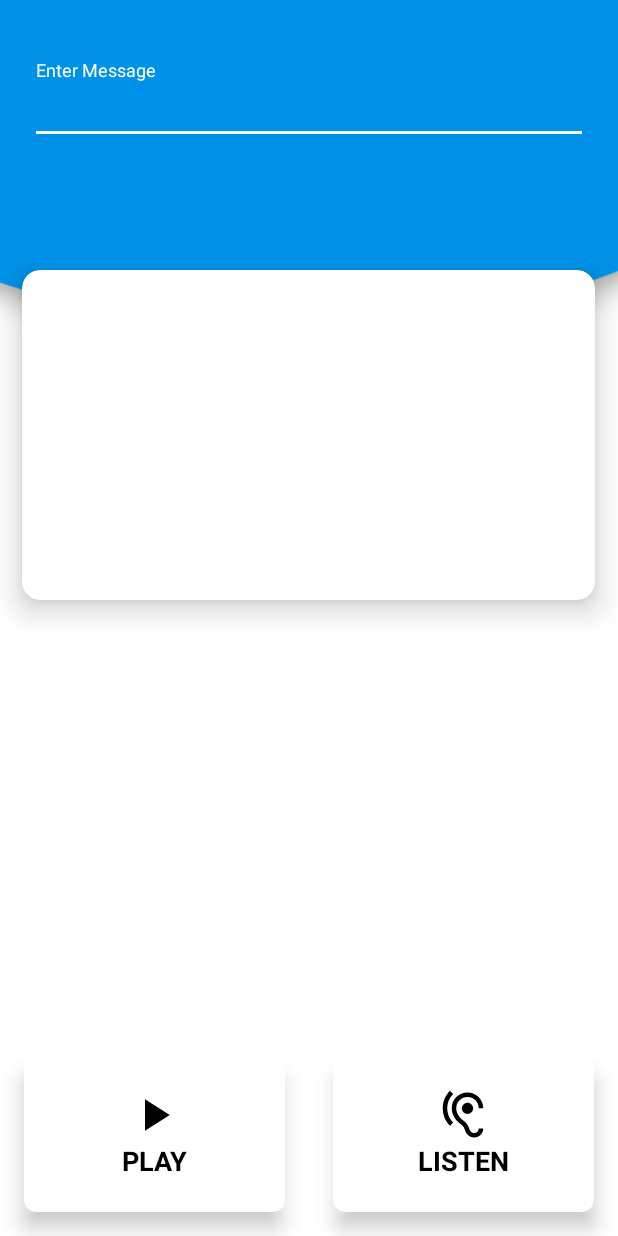
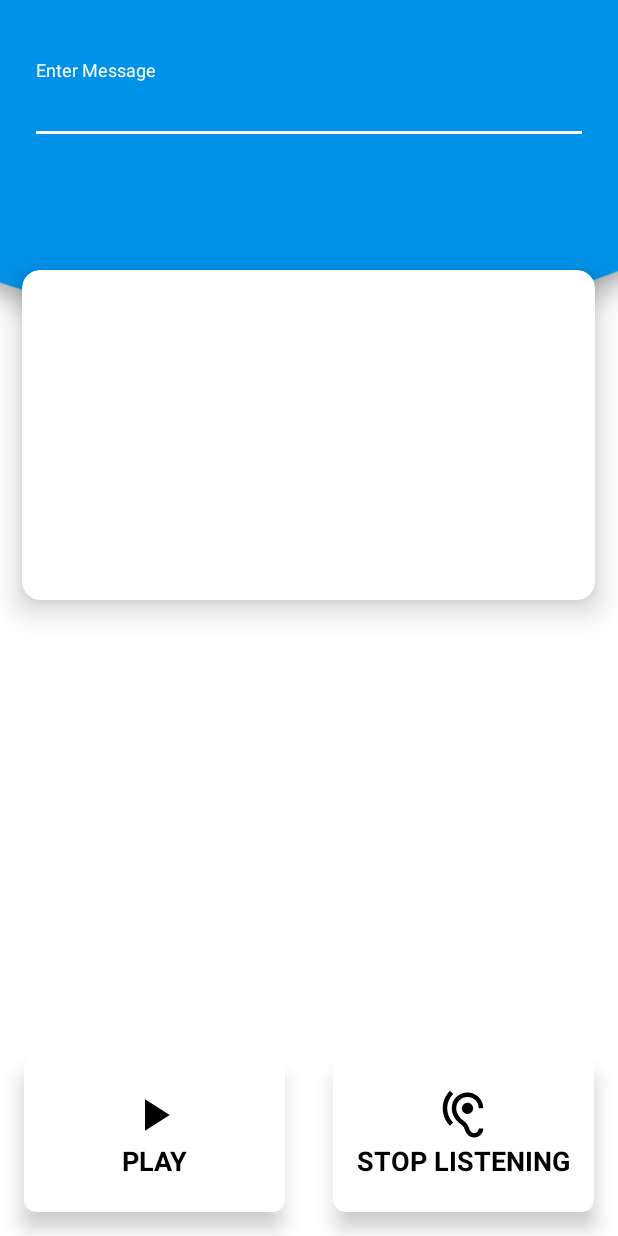
Before and after one commit to BugBoy13/Vibe-CSI-Hackathon, an Android app: the screen it shows after launch (MainActivity), after a tap on "LISTEN", on a phone screen of 412 x 824 dp. Run offline under Robolectric (Android 15) with nearby library versions, the phone set to English and light mode, and no system bars; our stand-ins replace ButterKnife.

Commit message:
blah blah blah

```diff
--- a/app/src/main/java/com/vardaan/mk01/MainActivity.java
+++ b/app/src/main/java/com/vardaan/mk01/MainActivity.java
@@ -28,6 +28,9 @@ import android.view.View;
 import android.widget.Button;
 import android.widget.EditText;
 import android.widget.TextView;
+
+import org.w3c.dom.Text;
+
 public class MainActivity extends AppCompatActivity {
 
     /** Called when the activity is first created. */
@@ -47,9 +50,10 @@ public class MainActivity extends AppCompatActivity {
     String mCreateDataType = null;
     String mCreateDataExtraText = null;
 
+    TextView textButtonListen;
 
 
-    @Bind(R.id.editText) EditText editText;
+    @Bind(R.id.EditTextToPlay) EditText editText;
 
     @Override
     protected void onCreate(Bundle savedInstanceState) {
@@ -58,8 +62,8 @@ public class MainActivity extends AppCompatActivity {
 
         ButterKnife.bind(this);
 
-        textStatus = (TextView) findViewById(R.id.textViewStatus);
-        textListen = (TextView) findViewById(R.id.textViewMessage);
+        textStatus =  findViewById(R.id.textViewStatus);
+        textListen =  findViewById(R.id.textViewMessage);
 
         CardView t =  findViewById(R.id.ButtonPlay);
         t.setOnClickListener(mPlayListener);
@@ -99,7 +103,7 @@ public class MainActivity extends AppCompatActivity {
     {
         public void onClick(View v)
         {
-            EditText e = (EditText) findViewById(R.id.EditTextToPlay);
+            EditText e =  findViewById(R.id.EditTextToPlay);
             String s = e.getText().toString();
 
 
@@ -116,19 +120,20 @@ public class MainActivity extends AppCompatActivity {
         public void onClick(View v)
         {
 
+            textButtonListen = findViewById(R.id.listeningTextView);
 
             if( microphoneListener == null )
             {
 
                 listen();
-                ((Button)v).setText("Stop listening");
+                textButtonListen.setText("Stop listening");
             }
             else
             {
 
 
                 stopListening();
-                ((Button)v).setText("Listen");
+                textButtonListen.setText("Listen");
             }
 
         }
--- a/app/src/main/res/layout/activity_main.xml
+++ b/app/src/main/res/layout/activity_main.xml
@@ -22,6 +22,7 @@
             android:layout_marginLeft="20dp"
             android:layout_marginRight="20dp"/>
     </android.support.design.widget.TextInputLayout>
+
 
     <android.support.v7.widget.CardView
         android:layout_marginTop="180dp"
@@ -121,11 +122,13 @@
                     android:src="@drawable/ic_hearing_black_24dp"/>
 
                 <TextView
+                    android:id="@+id/listeningTextView"
                     android:layout_width="wrap_content"
                     android:layout_height="wrap_content"
                     android:textAlignment="center"
                     android:textStyle="bold"
                     android:textSize="18sp"
+                    android:textAllCaps="true"
                     android:textColor="@android:color/black"
                     android:text="LISTEN"/>
             </LinearLayout>
@@ -133,4 +136,5 @@
         </android.support.v7.widget.CardView>
 
     </GridLayout>
+
 </RelativeLayout>
```
Also changed, not shown: app/src/main/AndroidManifest.xml (+12 -2 lines).
